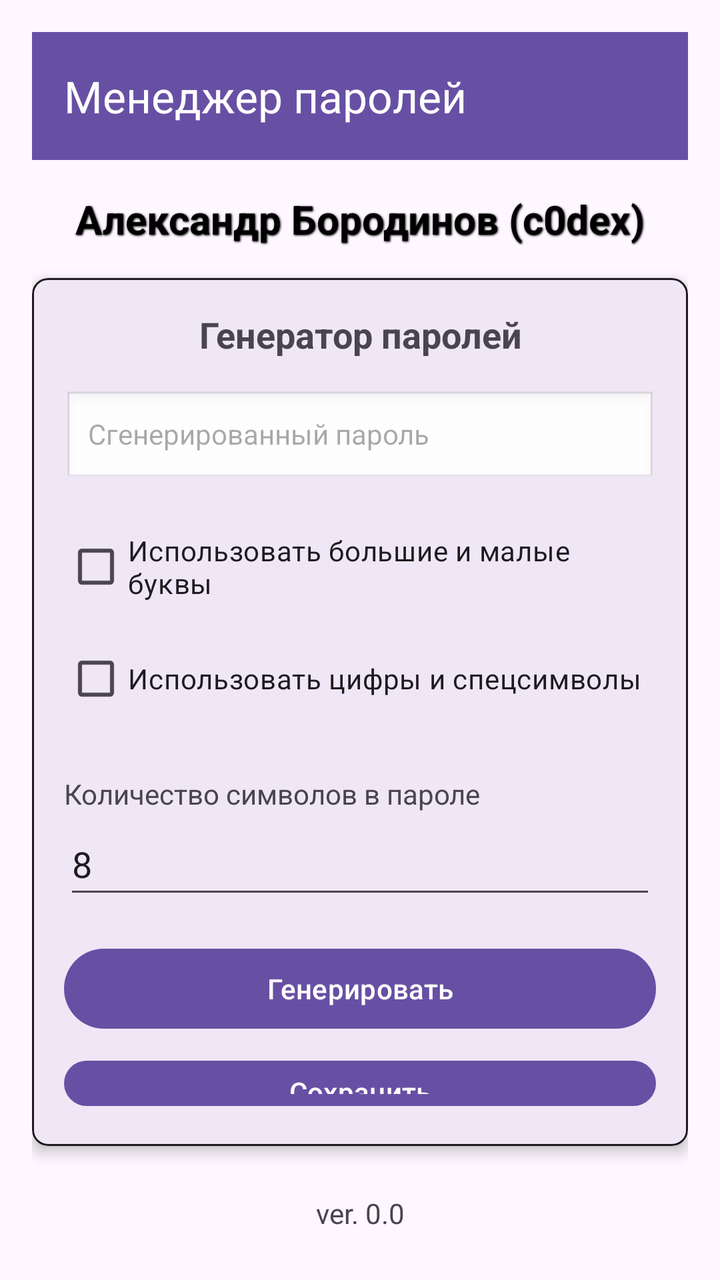
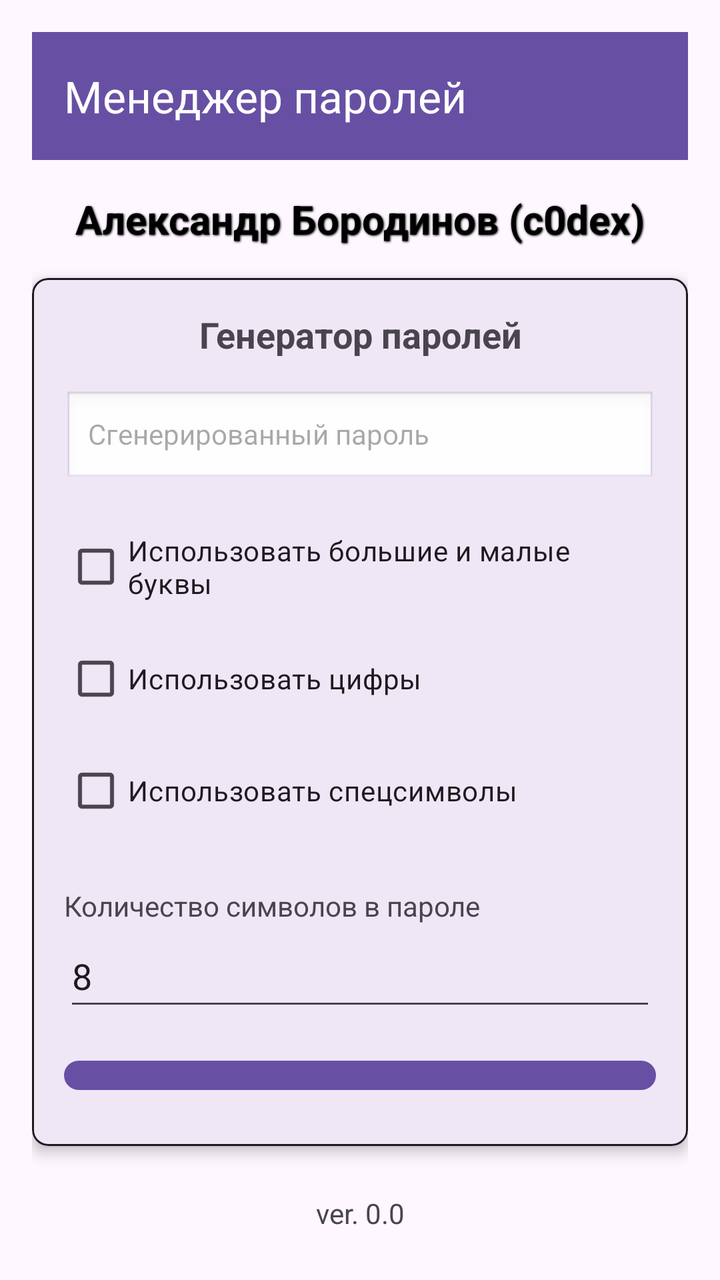

An Android layout rendered at two revisions. The XML below is the earlier revision; the diff shows what the commit changed to produce the second picture.
<!-- AndroidManifest.xml: activity theme Theme.PassManager -->
<!-- res/layout/activity_main.xml -->
<?xml version="1.0" encoding="utf-8"?>
<androidx.drawerlayout.widget.DrawerLayout xmlns:android="http://schemas.android.com/apk/res/android"
    xmlns:app="http://schemas.android.com/apk/res-auto"
    android:id="@+id/drawerLayout"
    android:layout_width="match_parent"
    android:layout_height="match_parent"
    android:fitsSystemWindows="true">

    
    <LinearLayout
        android:layout_width="match_parent"
        android:layout_height="match_parent"
        android:orientation="vertical"
        android:padding="16dp"
        android:fitsSystemWindows="true">

        
        <androidx.appcompat.widget.Toolbar
            android:id="@+id/toolbar"
            android:layout_width="match_parent"
            android:layout_height="?attr/actionBarSize"
            android:background="?attr/colorPrimary"
            android:theme="@style/ThemeOverlay.AppCompat.Dark.ActionBar"
            app:popupTheme="@style/ThemeOverlay.AppCompat.Light"
            app:title="Менеджер паролей"
            android:layout_marginBottom="16dp" />

        <TextView
            android:id="@+id/textInfo"
            android:layout_width="match_parent"
            android:layout_height="wrap_content"
            android:gravity="center"
            android:shadowColor="#000000"
            android:shadowDx="1"
            android:shadowDy="1"
            android:shadowRadius="2"
            android:text="Александр Бородинов (c0dex)"
            android:textColor="#000"
            android:textSize="20sp"
            android:textStyle="bold"
            android:layout_marginBottom="16dp"/>

        
        <com.google.android.material.card.MaterialCardView
            android:layout_width="match_parent"
            android:layout_height="0dp"
            android:layout_weight="1"
            android:layout_marginBottom="16dp"
            app:cardElevation="4dp"
            app:cardCornerRadius="8dp"
            app:cardBackgroundColor="?attr/colorSurface"
            app:strokeColor="?attr/colorOnSurface"
            app:strokeWidth="1dp">

            <LinearLayout
                android:layout_width="match_parent"
                android:layout_height="wrap_content"
                android:orientation="vertical"
                android:padding="16dp">

                <TextView
                    android:layout_width="match_parent"
                    android:layout_height="wrap_content"
                    android:text="Генератор паролей"
                    android:textSize="18sp"
                    android:textStyle="bold"
                    android:gravity="center"
                    android:layout_marginBottom="16dp" />

                <TextView
                    android:id="@+id/generatedPasswordText"
                    android:layout_width="match_parent"
                    android:layout_height="wrap_content"
                    android:hint="Сгенерированный пароль"
                    android:background="@android:drawable/edit_text"
                    android:padding="12dp"
                    android:layout_marginBottom="16dp" />

                <CheckBox
                    android:id="@+id/useLettersCheckBox"
                    android:layout_width="match_parent"
                    android:layout_height="wrap_content"
                    android:text="Использовать большие и малые буквы"
                    android:layout_marginBottom="8dp" />

                <CheckBox
                    android:id="@+id/useDigitsAndSpecialCheckBox"
                    android:layout_width="match_parent"
                    android:layout_height="wrap_content"
                    android:text="Использовать цифры и спецсимволы"
                    android:layout_marginBottom="16dp" />

                <TextView
                    android:id="@+id/passwordLengthHint"
                    android:layout_width="match_parent"
                    android:layout_height="wrap_content"
                    android:text="Количество символов в пароле"
                    android:gravity=""
                    android:layout_marginTop="8dp" />

                <EditText
                    android:id="@+id/passwordLengthEditText"
                    android:layout_width="match_parent"
                    android:layout_height="wrap_content"
                    android:hint="Длина пароля"
                    android:inputType="number"
                    android:text="8"
                    android:layout_marginBottom="16dp"
                    android:minHeight="48dp" />

                <Button
                    android:id="@+id/generateButton"
                    android:layout_width="match_parent"
                    android:layout_height="wrap_content"
                    android:text="Генерировать"
                    android:layout_marginBottom="8dp" />

                <Button
                    android:id="@+id/saveButton"
                    android:layout_width="match_parent"
                    android:layout_height="wrap_content"
                    android:text="Сохранить" />

                <TextView
                    android:id="@+id/masterPasswordStatusText"
                    android:layout_width="match_parent"
                    android:layout_height="wrap_content"
                    android:text="Мастер-пароль не задан. Сохранение недоступно!"
                    android:textColor="@android:color/holo_red_dark"
                    android:gravity="center"
                    android:layout_marginTop="8dp"
                    android:visibility="gone" />


            </LinearLayout>


        </com.google.android.material.card.MaterialCardView>
        <TextView
            android:id="@+id/versionText"
            android:layout_width="match_parent"
            android:layout_height="wrap_content"
            android:text="ver. 0.0"
            android:gravity="center"
            android:layout_marginTop="8dp"
            android:layout_marginBottom="8dp" />

    </LinearLayout>

    
    <com.google.android.material.navigation.NavigationView
        android:id="@+id/navigationView"
        android:layout_width="wrap_content"
        android:layout_height="match_parent"
        android:layout_gravity="start"
        app:headerLayout="@layout/nav_header"
        app:menu="@menu/drawer_menu" />

</androidx.drawerlayout.widget.DrawerLayout>
<!-- res/layout/nav_header.xml (included above) -->
<?xml version="1.0" encoding="utf-8"?>
<LinearLayout xmlns:android="http://schemas.android.com/apk/res/android"
    android:layout_width="match_parent"
    android:layout_height="?attr/actionBarSize"
    android:orientation="vertical"
    android:padding="16dp"
    android:background="?attr/colorPrimary"
    android:theme="@style/ThemeOverlay.AppCompat.Dark">

    <TextView
        android:layout_width="match_parent"
        android:layout_height="wrap_content"
        android:text="Менеджер паролей"
        android:textAppearance="@style/TextAppearance.AppCompat.Body1"
        android:textSize="18sp" />

</LinearLayout>
<!-- resources referenced by this layout -->
<resources>
  <style name="Theme.PassManager" parent="Theme.Material3.DayNight.NoActionBar" />
</resources>

<!-- the commit's change to res/layout/activity_main.xml (unified diff, before → after) -->
@@ -84,10 +84,17 @@
                     android:layout_marginBottom="8dp" />
 
                 <CheckBox
-                    android:id="@+id/useDigitsAndSpecialCheckBox"
+                    android:id="@+id/useDigitsCheckBox"
                     android:layout_width="match_parent"
                     android:layout_height="wrap_content"
-                    android:text="Использовать цифры и спецсимволы"
+                    android:text="Использовать цифры"
+                    android:layout_marginBottom="8dp" />
+
+                <CheckBox
+                    android:id="@+id/useSpecialCheckBox"
+                    android:layout_width="match_parent"
+                    android:layout_height="wrap_content"
+                    android:text="Использовать спецсимволы"
                     android:layout_marginBottom="16dp" />
 
                 <TextView
